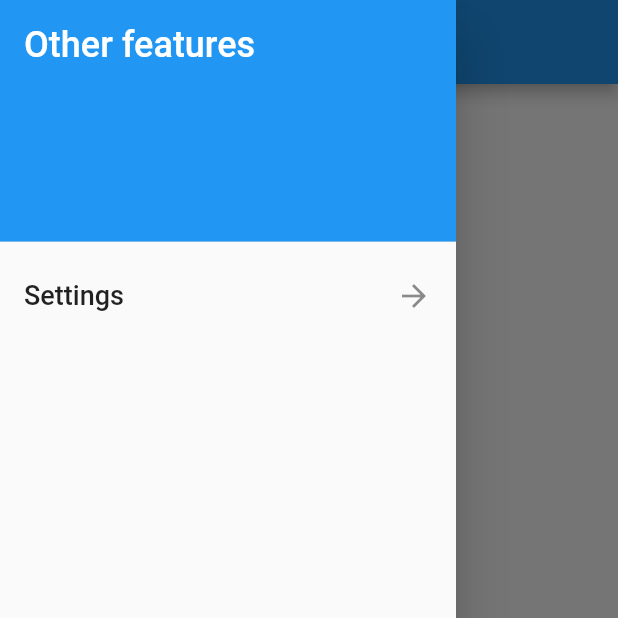
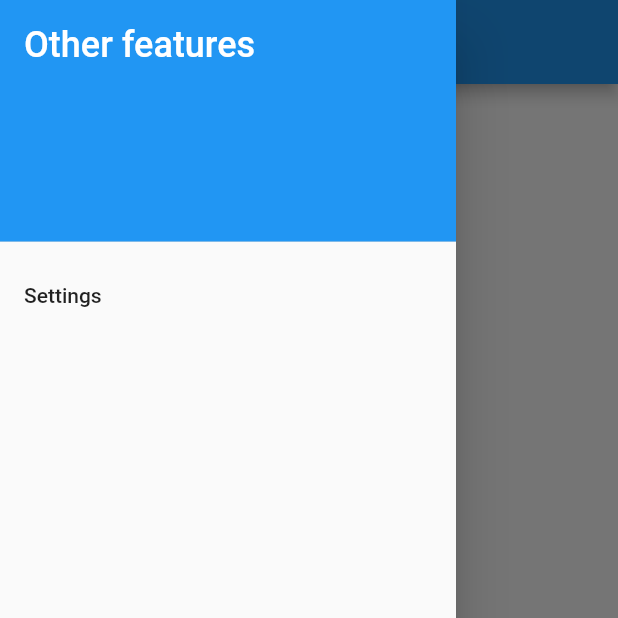
Before and after one commit to wassy310/flutter_stt, a Flutter app: the screen it shows after launch, with the side drawer open, on a phone screen of 412 x 824 dp, the top half of it. Run offline on Flutter 3.47's test engine with Material 2 defaults, Android fonts, the phone set to English and light mode, and no system bars; our stand-ins replace firebase_core, firebase_crashlytics, speech_to_text; accounts and stored records are empty.

Commit message:
Add feature: Settings

```diff
--- a/lib/main.dart
+++ b/lib/main.dart
@@ -1,12 +1,13 @@
+import 'dart:async';
+import 'dart:developer' as dev;
+import 'firebase_options.dart';
+import 'package:firebase_crashlytics/firebase_crashlytics.dart';
+import 'package:firebase_core/firebase_core.dart';
 import 'package:flutter/material.dart';
 import 'package:speech_to_text/speech_recognition_error.dart';
 import 'package:speech_to_text/speech_recognition_result.dart';
 import 'package:speech_to_text/speech_to_text.dart' as stt;
-import 'package:firebase_core/firebase_core.dart';
-import 'firebase_options.dart';
-import 'dart:async';
-import 'package:firebase_crashlytics/firebase_crashlytics.dart';
-import 'dart:developer' as dev;
+import 'settings.dart';
 
 void main() async {
   runZonedGuarded<Future<void>>(() async {
@@ -25,16 +26,15 @@ void main() async {
 
 class MyApp extends StatelessWidget {
   const MyApp({super.key});
-
   @override
   Widget build(BuildContext context) {
     return MaterialApp(
+      debugShowCheckedModeBanner: false,
       title: 'STT',
       theme: ThemeData(
         primarySwatch: Colors.blue,
       ),
       home: const MyHomePage(title: 'Home'),
-      debugShowCheckedModeBanner: false,
     );
   }
 }
@@ -119,23 +119,28 @@ class _MyHomePageState extends State<MyHomePage> {
       ]),
       // ignore_for_file: prefer_const_constructors
       drawer: Drawer(
-        child: ListView(children: const <Widget>[
-          DrawerHeader(
+        child: ListView(padding: EdgeInsets.zero, children: <Widget>[
+          const DrawerHeader(
             decoration: BoxDecoration(
               color: Colors.blue,
             ),
             child: Text(
-              "Other features",
+              'Other features',
               style: TextStyle(fontSize: 24, color: Colors.white),
             ),
           ),
-          ListTile(
-            title: Text(
-              "Settings",
-              style: TextStyle(fontSize: 18),
+          InkWell(
+            child: ListTile(
+              title: Text('Settings'),
             ),
-            trailing: Icon(Icons.arrow_forward),
-          ),
+            onTap: () {
+              Navigator.push(
+                  context,
+                  MaterialPageRoute(
+                    builder: (context) => Settings(),
+                  ));
+            },
+          )
         ]),
       ),
     );
```
Also changed, not shown: lib/settings.dart (added, +52 -0 lines).
